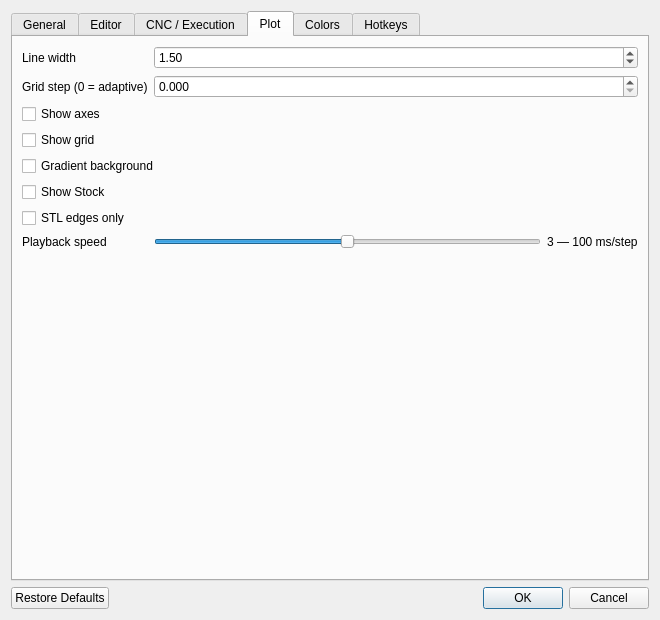
First picture: the form in app/ui/generated/dialogs/options.ui, repository MaestroFusion360/easy_gcode_plot, before the edit.
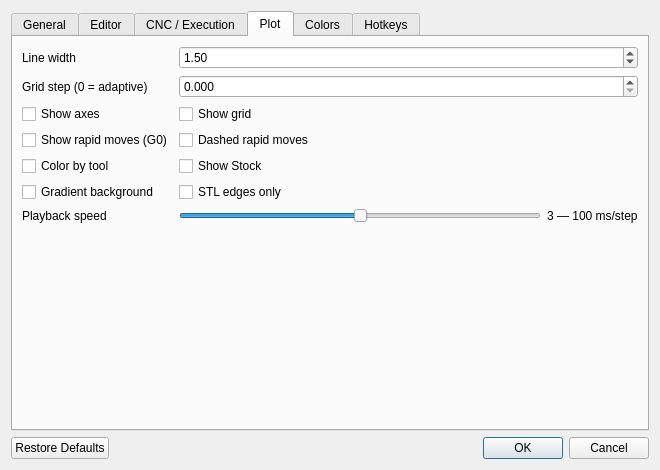
Second picture: the form after the edit. The open tabs and pages were chosen to show the change.

Diff of the .ui file:
```diff
--- a/app/ui/generated/dialogs/options.ui
+++ b/app/ui/generated/dialogs/options.ui
@@ -7,7 +7,7 @@
                 <x>0</x>
                 <y>0</y>
                 <width>660</width>
-                <height>620</height>
+                <height>470</height>
             </rect>
         </property>
         <property name="windowTitle">
@@ -463,6 +463,9 @@
                             <string>Plot</string>
                         </attribute>
                         <layout class="QFormLayout" name="plotForm">
+                            <property name="rowWrapPolicy">
+                                <enum>QFormLayout::RowWrapPolicy::WrapLongRows</enum>
+                            </property>
                             <item row="0" column="0">
                                 <widget class="QLabel" name="lineWidthLabel">
                                     <property name="text">
@@ -506,49 +509,64 @@
                                     </property>
                                 </widget>
                             </item>
-                            <item row="2" column="0" colspan="2">
+                            <item row="2" column="0">
                                 <widget class="QCheckBox" name="axesCheck">
                                     <property name="text">
                                         <string>Show axes</string>
                                     </property>
                                 </widget>
                             </item>
-                            <item row="3" column="0" colspan="2">
+                            <item row="2" column="1">
                                 <widget class="QCheckBox" name="gridCheck">
                                     <property name="text">
                                         <string>Show grid</string>
                                     </property>
                                 </widget>
                             </item>
-                            <item row="4" column="0" colspan="2">
+                            <item row="5" column="0">
                                 <widget class="QCheckBox" name="backgroundGradientCheck">
                                     <property name="text">
                                         <string>Gradient background</string>
                                     </property>
                                 </widget>
                             </item>
-                            <item row="5" column="0" colspan="2">
+                            <item row="4" column="1">
                                 <widget class="QCheckBox" name="showStockCheck">
                                     <property name="text">
                                         <string>Show Stock</string>
                                     </property>
                                 </widget>
                             </item>
-                            <item row="6" column="0" colspan="2">
+                            <item row="5" column="1">
                                 <widget class="QCheckBox" name="stlWireframeCheck">
                                     <property name="text">
                                         <string>STL edges only</string>
                                     </property>
                                 </widget>
                             </item>
-                            <item row="7" column="0">
+                            <item row="3" column="0">
+                                <widget class="QCheckBox" name="showRapidCheck">
+                                    <property name="text"><string>Show rapid moves (G0)</string></property>
+                                </widget>
+                            </item>
+                            <item row="3" column="1">
+                                <widget class="QCheckBox" name="dashedRapidCheck">
+                                    <property name="text"><string>Dashed rapid moves</string></property>
+                                </widget>
+                            </item>
+                            <item row="4" column="0">
+                                <widget class="QCheckBox" name="colorByToolCheck">
+                                    <property name="text"><string>Color by tool</string></property>
+                                </widget>
+                            </item>
+                            <item row="6" column="0">
                                 <widget class="QLabel" name="playbackSpeedLabel">
                                     <property name="text">
                                         <string>Playback speed</string>
                                     </property>
                                 </widget>
                             </item>
-                            <item row="7" column="1">
+                            <item row="6" column="1">
                                 <layout class="QHBoxLayout" name="playbackSpeedLayout">
                                     <item>
                                         <widget class="QSlider" name="playbackSpeedSlider">
```
Left out of the diff: 4 changed lines with no effect on the pictures.
